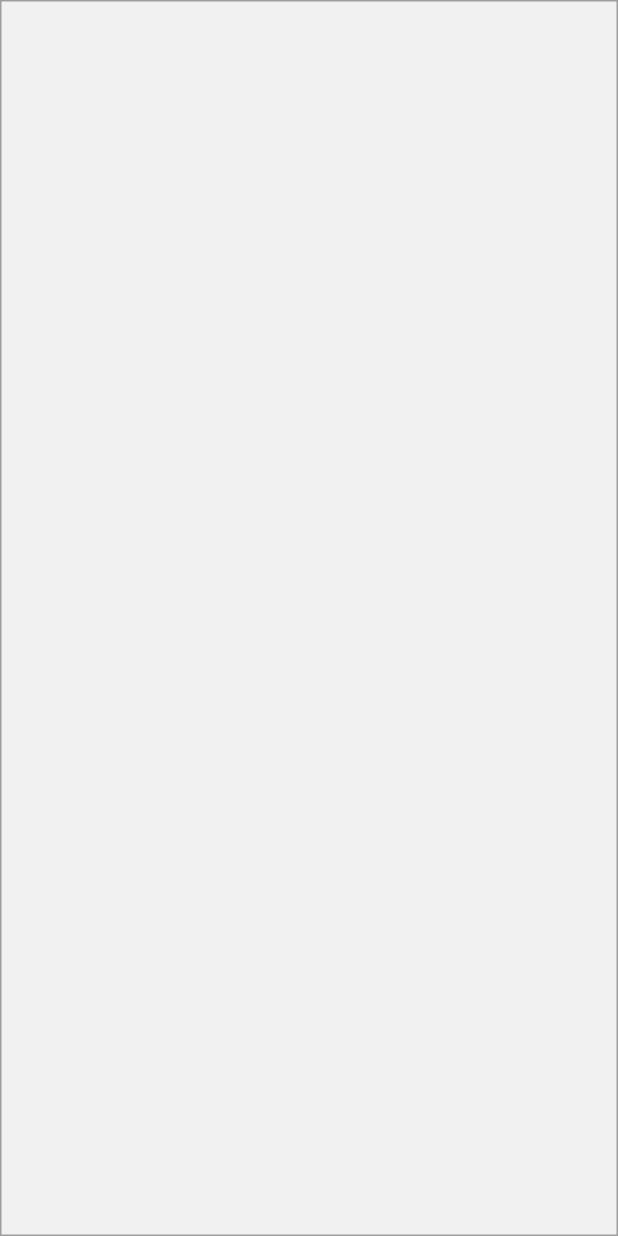
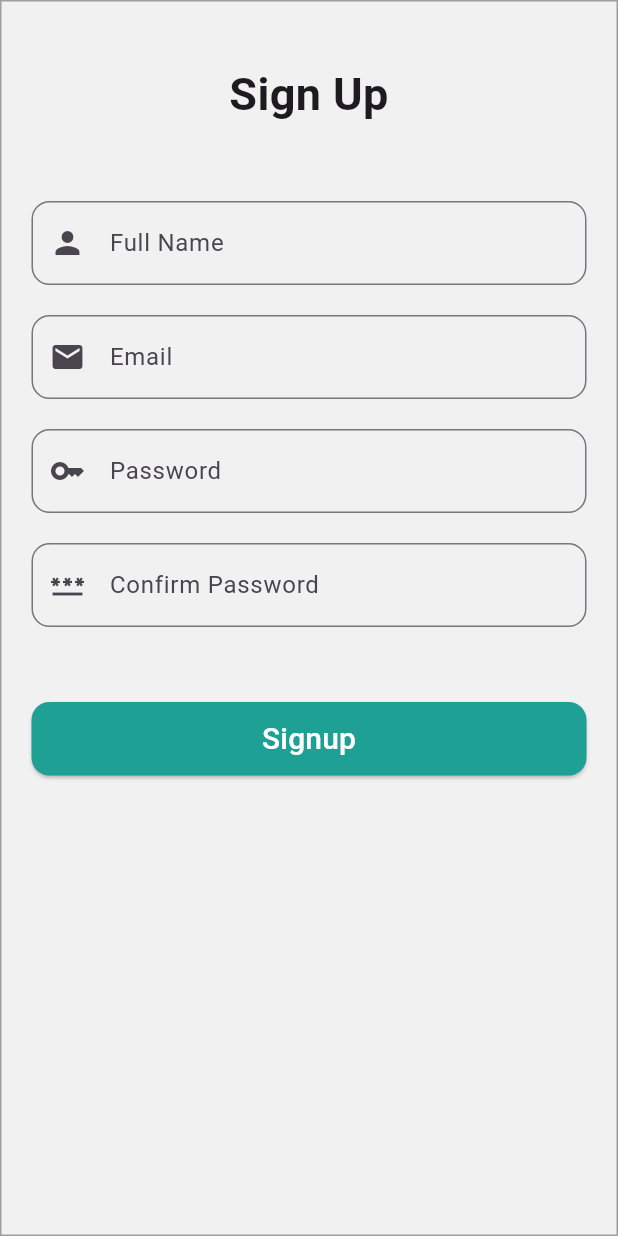
Before and after one commit to anubhav-chaulagain/fix_my_town, a Flutter app: the screen it shows after launch, on a phone screen of 412 x 824 dp. Run offline on Flutter 3.47's test engine with Material 3 defaults, Android fonts, the light colour scheme and no system bars.

Commit message:
signup screen complete

```diff
--- a/lib/screens/signup_screen.dart
+++ b/lib/screens/signup_screen.dart
@@ -1,11 +1,25 @@
+import 'package:fix_my_town/widgets/my_button.dart';
+import 'package:fix_my_town/widgets/my_text_form_field_login.dart';
 import 'package:flutter/material.dart';
 
-class SignupScreen extends StatelessWidget {
+class SignupScreen extends StatefulWidget {
   const SignupScreen({super.key});
 
   @override
+  State<SignupScreen> createState() => _SignupScreenState();
+}
+
+class _SignupScreenState extends State<SignupScreen> {
+  final TextEditingController nameController = TextEditingController(text: "");
+
+  final TextEditingController emailController = TextEditingController(text: "");
+
+  final _signupKey = GlobalKey<FormState>();
+
+  @override
   Widget build(BuildContext context) {
-    return Container(
+    return Scaffold(
+      body: Container(
         width: double.infinity,
         height: double.infinity,
         decoration: BoxDecoration(
@@ -13,10 +27,57 @@ class SignupScreen extends StatelessWidget {
           border: Border.all(color: Colors.grey),
         ),
         padding: EdgeInsets.symmetric(horizontal: 20, vertical: 40),
-      child: SafeArea(child: Column(children: [
+        child: SafeArea(
+          child: SingleChildScrollView(
+            child: Form(
+              key: _signupKey,
+              child: Column(
+                spacing: 20,
+                crossAxisAlignment: CrossAxisAlignment.stretch,
+                children: [
+                  Text(
+                    "Sign Up",
+                    style: TextStyle(fontSize: 30, fontWeight: FontWeight.bold),
+                    textAlign: TextAlign.center,
+                  ),
+                  SizedBox(height: 10),
+                  MyTextFormFieldLogin(
+                    controllerVal: nameController,
+                    text: "Enter full name",
+                    icon: Icons.person,
+                    label: "Full Name",
+                  ),
+                  MyTextFormFieldLogin(
+                    controllerVal: emailController,
+                    text: "xyz@gmail.com",
+                    icon: Icons.email,
+                    label: "Email",
+                  ),
 
+                  MyTextFormFieldLogin(
+                    controllerVal: emailController,
+                    text: "Enter password",
+                    icon: Icons.key,
+                    label: "Password",
+                  ),
+                  MyTextFormFieldLogin(
+                    controllerVal: emailController,
+                    text: "Retype password",
+                    icon: Icons.password,
+                    label: "Confirm Password",
+                  ),
+                  SizedBox(height: 10),
+                  MyButton(
+                    onPressed: () {},
+                    text: "Signup",
+                    type: MyButtonType.elevated,
+                  ),
                 ],
-      )),
+              ),
+            ),
+          ),
+        ),
+      ),
     );
   }
 }
```
Lines whose indentation alone changed are shown as unchanged.
